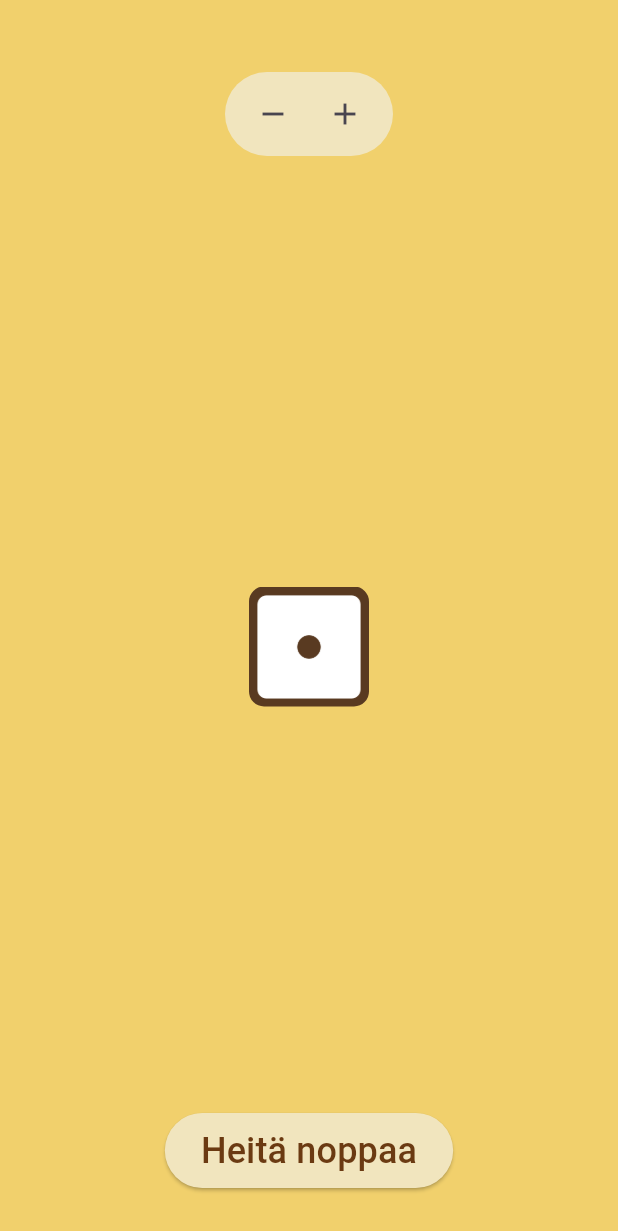
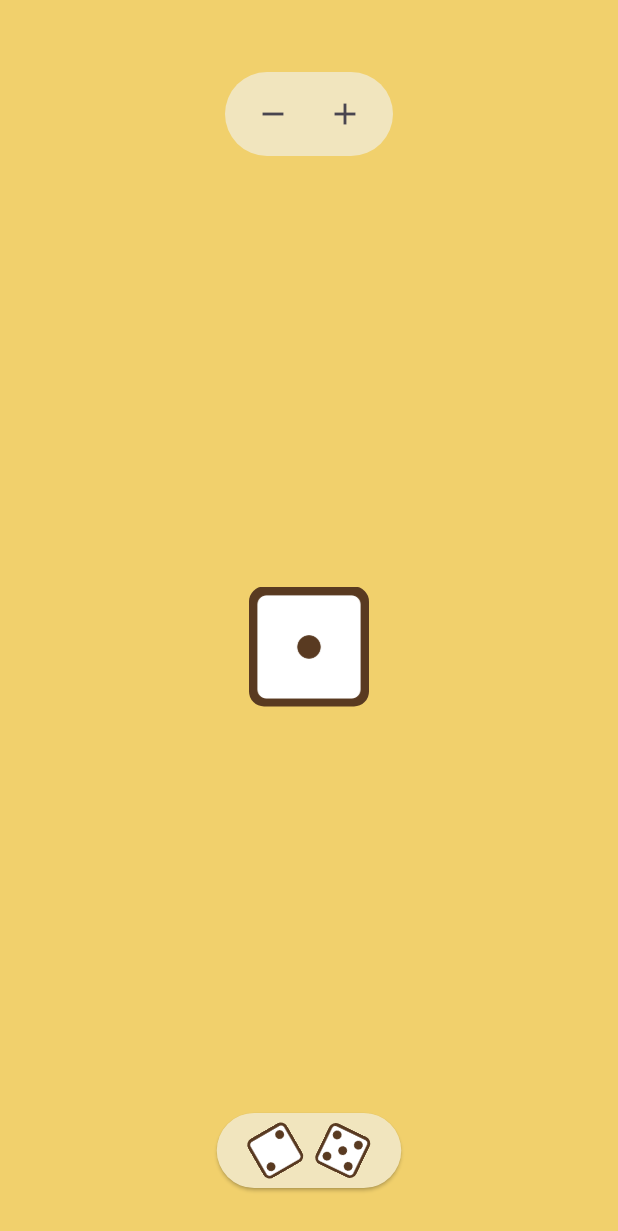
Before and after one commit to sanpitka/dice_app, a Flutter app: the screen it shows after launch, on a phone screen of 412 x 824 dp. Shown: the top 1231 px of the screen. Run offline on Flutter 3.47's test engine with Material 3 defaults, Android fonts, the phone set to English and light mode, and no system bars.

Commit message:
Dice game 1.0: all buttons separated to widgets, roll button explained with image instead of Finnish text

```diff
--- a/lib/components/dice.dart
+++ b/lib/components/dice.dart
@@ -1,8 +1,8 @@
 import 'dart:math';
 import 'package:flutter/material.dart';
 
-const Color buttonColor = Color.fromARGB(255, 241, 229, 190);
-const Color textColor = Color.fromARGB(255, 107, 58, 18);
+const Color diceAppYellow = Color.fromARGB(255, 241, 229, 190);
+const Color diceAppBrown = Color.fromARGB(255, 107, 58, 18);
 
 class Dice extends StatefulWidget {
   const Dice({super.key});
@@ -54,19 +54,13 @@ class _DiceState extends State<Dice> {
     });
   }
 
-  @override
-  Widget build(BuildContext context) {
-    return Scaffold(
-      body: Stack(
-        children: [
-          Column(
-            children: [
-              // Buttons for adding and removing dice
-              Padding(
+  // Build buttons to increase or decrease the number of dice
+  Widget _buildDiceControlButtons() {
+    return Padding(
       padding: const EdgeInsets.symmetric(vertical: 48.0),
       child: Container(
         decoration: BoxDecoration(
-                    color: buttonColor,
+          color: diceAppYellow,
           borderRadius: BorderRadius.circular(30),
         ),
         padding: const EdgeInsets.symmetric(horizontal: 8.0, vertical: 4.0),
@@ -85,10 +79,38 @@ class _DiceState extends State<Dice> {
           ],
         ),
       ),
+    );
+  }
+
+  // Build a button to clear all locked dice
+  Widget _buildClearSelectionButton() {
+    if (!_isLocked.contains(true)) return const SizedBox.shrink();
+
+    return Positioned(
+      top: 100,
+      left: 0,
+      right: 0,
+      child: Center(
+        child: ElevatedButton(
+          onPressed: _clearSelections,
+          style: ElevatedButton.styleFrom(
+            backgroundColor: diceAppYellow,
+            shape: const CircleBorder(),
+            minimumSize: const Size(60, 60),
           ),
-              // Room for dice images
-              Expanded(
-                child: Center(
+          child: const Icon(
+            Icons.lock_open,
+            size: 30,
+            color: diceAppBrown,
+          ),
+        ),
+      ),
+    );
+  }
+
+  //Build dice images
+  Widget _buildDiceGrid() {
+    return Center(
       child: ConstrainedBox(
         constraints: const BoxConstraints(
           maxWidth: 280,
@@ -99,14 +121,14 @@ class _DiceState extends State<Dice> {
           runSpacing: 10.0,
           children: List.generate(_rolls.length, (index) {
             return GestureDetector(
-                          onTap: () => _toggleLock(index), // Lock or unlock the die when tapped
+              onTap: () => _toggleLock(index),
               child: Container(
                 decoration: BoxDecoration(
                   borderRadius: BorderRadius.circular(13),
                   border: Border.all(
                     color: _isLocked[index]
-                                    ? Colors.red // Red border for locked dice
-                                    : Colors.transparent, // No border for unlocked dice
+                        ? Colors.red
+                        : Colors.transparent,
                     width: 3,
                   ),
                 ),
@@ -124,42 +146,41 @@ class _DiceState extends State<Dice> {
           }),
         ),
       ),
+    );
+  }
+
+  // Build a button to roll the dice
+  Widget _buildRollDiceButton() {
+    return ElevatedButton(
+      onPressed: _diceroll,
+      style: ElevatedButton.styleFrom(
+        backgroundColor: diceAppYellow,
+        foregroundColor: diceAppBrown,
+        minimumSize: const Size(100, 50),
+      ),
+      child: Row(
+        mainAxisSize: MainAxisSize.min,
+        children: [
+          Transform.rotate(
+            angle: -pi / 6,
+            child: ClipRRect(
+              borderRadius: BorderRadius.circular(5), // Slightly curve the die image edges
+              child: Image.asset(
+                'assets/images/dice2.png',
+                width: 30,
+                height: 30,
               ),
             ),
-              // Roll dice button
-              Padding(
-                padding: const EdgeInsets.symmetric(vertical: 32.0),
-                child: ElevatedButton(
-                  onPressed: _diceroll,
-                  style: ElevatedButton.styleFrom(
-                    backgroundColor: buttonColor,
-                    foregroundColor: textColor,
-                    minimumSize: const Size(100, 50),
           ),
-                  child: const Text('Heitä noppaa', style: TextStyle(fontSize: 24)),
-                ),
-              ),
-            ],
-          ),
-          // Clear selections button with lock icon
-          if (_isLocked.contains(true))
-            Positioned(
-              top: 120,
-              left: 0,
-              right: 0,
-              child: Center(
-                child: ElevatedButton(
-                  onPressed: _clearSelections,
-                  style: ElevatedButton.styleFrom(
-                    backgroundColor: buttonColor,
-                    shape: const CircleBorder(),
-                    minimumSize: const Size(60, 60),
-                  ),
-                  child: const Icon(
-                    Icons.lock_open,
-                    size: 30,
-                    color: textColor,
-                  ), // Lock open icon
+          const SizedBox(width: 15),
+          Transform.rotate(
+            angle: pi / 7,
+            child: ClipRRect(
+              borderRadius: BorderRadius.circular(5), // Slightly curve the die image edges
+              child: Image.asset(
+                'assets/images/dice5.png',
+                width: 30,
+                height: 30,
               ),
             ),
           ),
@@ -167,4 +188,25 @@ class _DiceState extends State<Dice> {
       ),
     );
   }
+
+  @override
+  Widget build(BuildContext context) {
+    return Scaffold(
+      body: Stack(
+        children: [
+          Column(
+            children: [
+              _buildDiceControlButtons(),
+              Expanded(child: _buildDiceGrid()),
+              Padding(
+                padding: const EdgeInsets.symmetric(vertical: 32.0),
+                child: _buildRollDiceButton(),
+              ),
+            ],
+          ),
+          _buildClearSelectionButton(),
+        ],
+      ),
+    );
   }
+}
```
Lines whose indentation alone changed are shown as unchanged.
